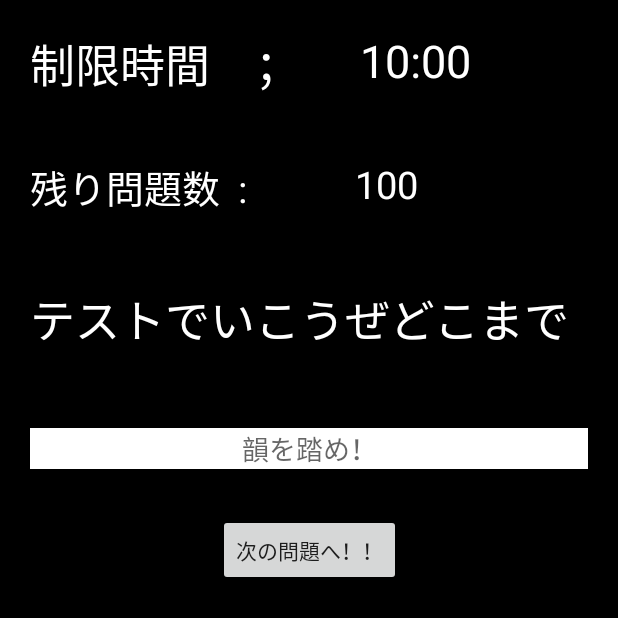
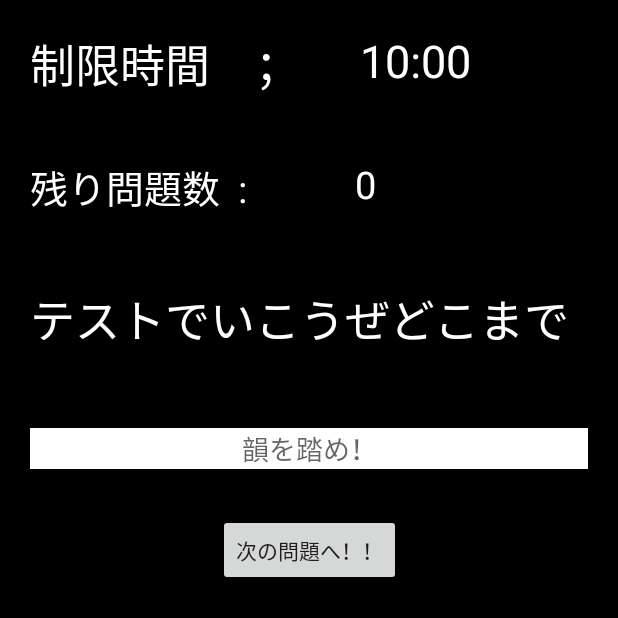
Before and after one commit to Takuro-Researcher/RapDict, an Android app: the GameActivity screen opened directly, with no data from a screen before it, on a phone screen of 412 x 824 dp, the top half of it. Run offline under Robolectric (Android 15) with nearby library versions, the phone set to English and light mode, and no system bars; 1 statement that could not run was skipped.

Commit message:
refs #120 カウントダウンに対応。問題数もダウンに準じて減少していく

```diff
--- a/app/src/main/java/com/rapdict/takuro/rapdict/GameActivity.kt
+++ b/app/src/main/java/com/rapdict/takuro/rapdict/GameActivity.kt
@@ -15,9 +15,15 @@ open class GameActivity : AppCompatActivity() {
         intent = intent
         val answerNum = intent.getIntExtra("RETURN",0)
         val timeNum = intent.getIntExtra("TIME",0)
+        val questionNum =intent.getIntExtra("QUESTION",0)
+        val minWordNum = intent.getIntExtra("MIN_WORD",0)
+        val maxWordNum = intent.getIntExtra("MAX_WORD",0)
         val bundle =Bundle()
-        bundle.putInt("ANSWER",answerNum)
+        bundle.putInt("RETURN",answerNum)
         bundle.putInt("TIME",timeNum)
+        bundle.putInt("QUESTION",questionNum)
+        bundle.putInt("MIN_WORD",minWordNum)
+        bundle.putInt("MAX_WORD",maxWordNum)
 
         setContentView(R.layout.activity_game)
         // コードからフラグメントを追加
--- a/app/src/main/java/com/rapdict/takuro/rapdict/GameFragment.kt
+++ b/app/src/main/java/com/rapdict/takuro/rapdict/GameFragment.kt
@@ -10,6 +10,9 @@ import android.view.LayoutInflater
 import android.view.View
 import android.view.ViewGroup
 import kotlinx.android.synthetic.main.fragment_game.*
+import java.text.SimpleDateFormat
+import java.util.*
+import kotlin.concurrent.thread
 
 
 // TODO: Rename parameter arguments, choose names that match
@@ -31,6 +34,9 @@ class GameFragment : Fragment() {
     private var param1: String? = null
     private var param2: String? = null
     private var listener: OnFragmentInteractionListener? = null
+    private val dataFormat = SimpleDateFormat("ss.SS", Locale.US)
+    internal var finish_q =0
+
 
     override fun onCreate(savedInstanceState: Bundle?) {
         super.onCreate(savedInstanceState)
@@ -63,22 +69,47 @@ class GameFragment : Fragment() {
     }
     override fun onActivityCreated(savedInstanceState:Bundle?) {
         super.onActivityCreated(savedInstanceState)
-        val answerNum = arguments!!.getInt("ANSWER")
+        val answerNum = arguments!!.getInt("RETURN")
 
         val timerNum = arguments!!.getInt("TIME")*1000.toLong()
-        val timer = object:CountDownTimer(timerNum,1000){
+        val questionNum = arguments!!.getInt("QUESTION")
+        game_question_num.text = questionNum.toString()
+        val timer = object:CountDownTimer(timerNum,1000.toLong()){
             override fun onTick(millisUntilFinished: Long) {
-                val time = millisUntilFinished.toInt()/1000
-                game_sec_display.text = time.toString()
+                game_sec_display.text = dataFormat.format(millisUntilFinished)
             }
             override fun onFinish() {
-
+                if (finish_q >= questionNum){
+                    cancel()
+                }else{
+                    finish_q++
+                    game_question_num.text = (questionNum - finish_q).toString()
+                    start()
+                }
             }
-        }.start()
+        }
+        timer.start()
+        //問題処理
+        game_next_button.setOnClickListener {
+            finish_q++
+            game_question_num.text = (questionNum - finish_q).toString()
+            timer.start()
+            if (finish_q >= questionNum){
+                timer.cancel()
+            }
+        }
         val transaction = childFragmentManager.beginTransaction()
         val tableFragment = InsertOneFragment.newInstance(answerNum)
         transaction.add(R.id.edit_table, tableFragment)
         transaction.commit()
+
+
+    }
+
+    override fun onStop() {
+        super.onStop()
+        finish_q = 100
+        7
     }
 
     companion object {
```
Also changed, not shown: app/src/main/java/com/rapdict/takuro/rapdict/GameSettingFragment.kt (+5 -5 lines).
